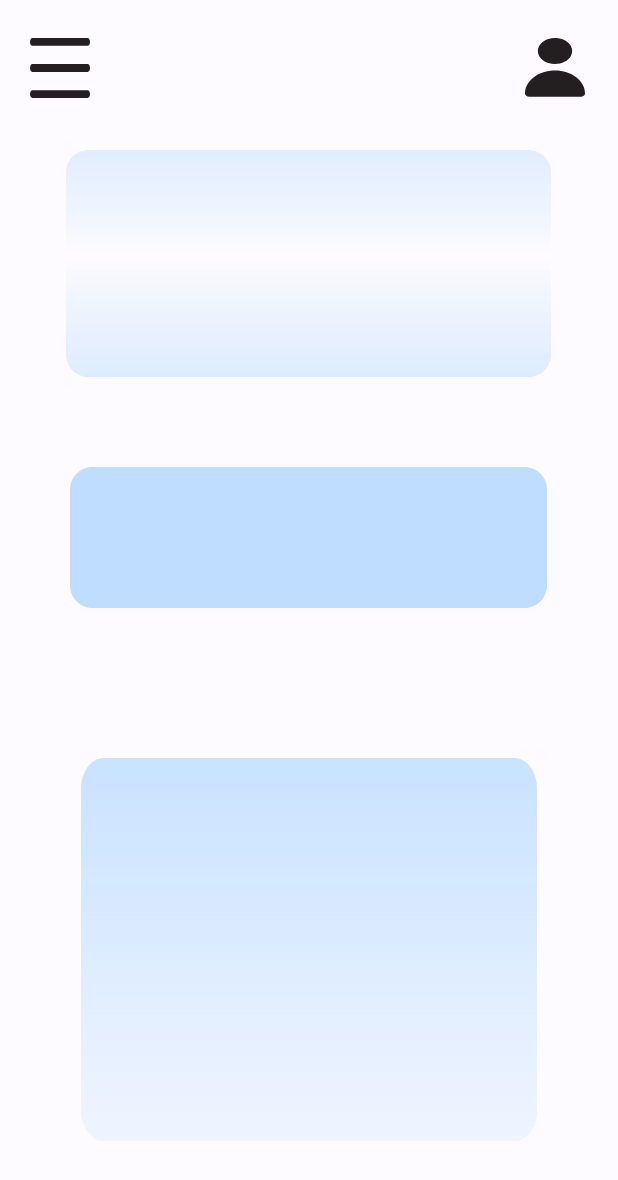
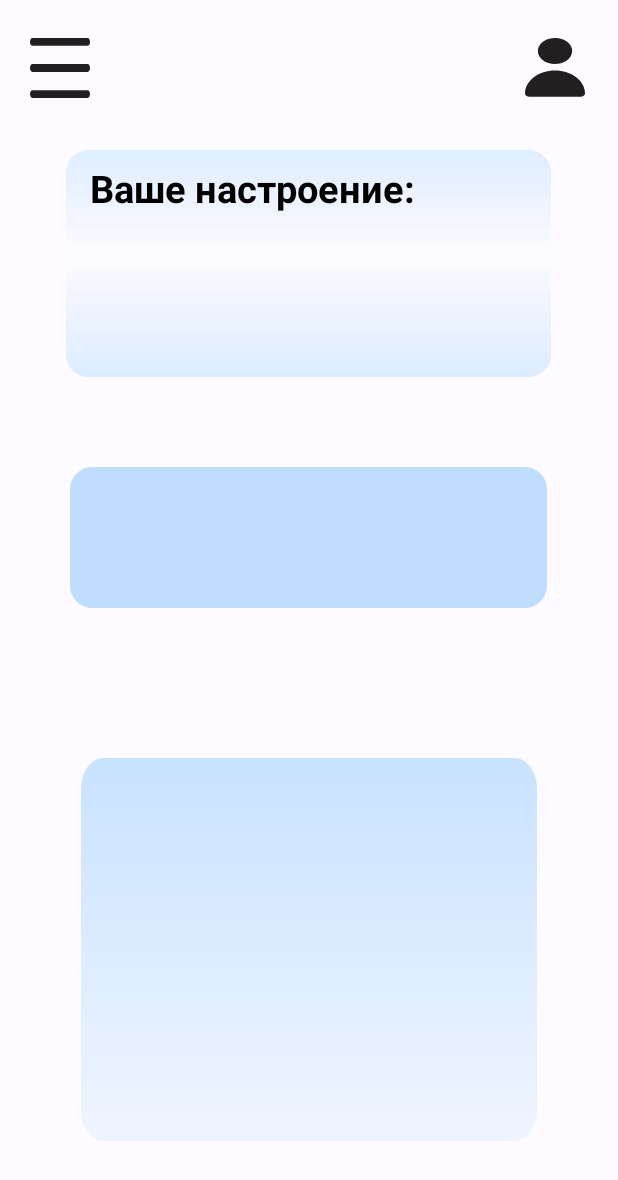
Before and after one commit to Grish-Gr/SELP, an Android app: the layout mood.xml on its own in the app's theme, with its tools: preview values and no code run, on a phone screen of 412 x 824 dp. Shown: the top 1180 px of the screen. Run offline under Robolectric (Android 15) with nearby library versions, the phone set to English and light mode, and no system bars.

Commit message:
Update mood.xml

```diff
--- a/app/src/main/res/layout/mood.xml
+++ b/app/src/main/res/layout/mood.xml
@@ -30,11 +30,21 @@
         android:layout_width="323dp"
         android:layout_height="151dp"
         android:layout_alignParentTop="true"
-        android:layout_centerVertical="true"
-        android:layout_centerHorizontal="true"
         android:layout_centerInParent="true"
         android:layout_marginTop="100dp"
         android:background="@drawable/rectangle_mood" />
+    <TextView
+        android:layout_width="wrap_content"
+        android:layout_height="wrap_content"
+        android:textSize="25dp"
+        android:text="Ваше настроение:"
+        android:layout_alignParentTop="true"
+        android:layout_alignParentLeft="true"
+        android:layout_marginLeft="60dp"
+        android:layout_marginTop="108dp"
+        android:textStyle="bold"
+
+        />
 
     <View
         android:id="@+id/rectangle_graphic1"
```
